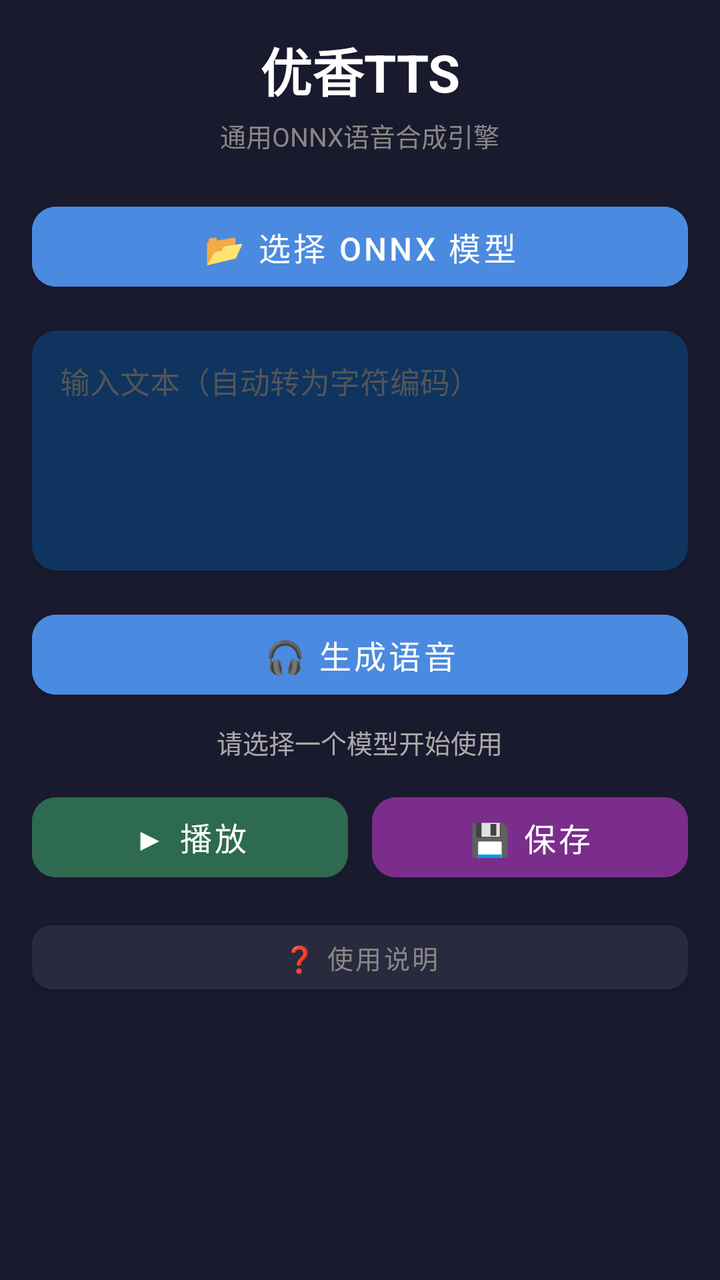
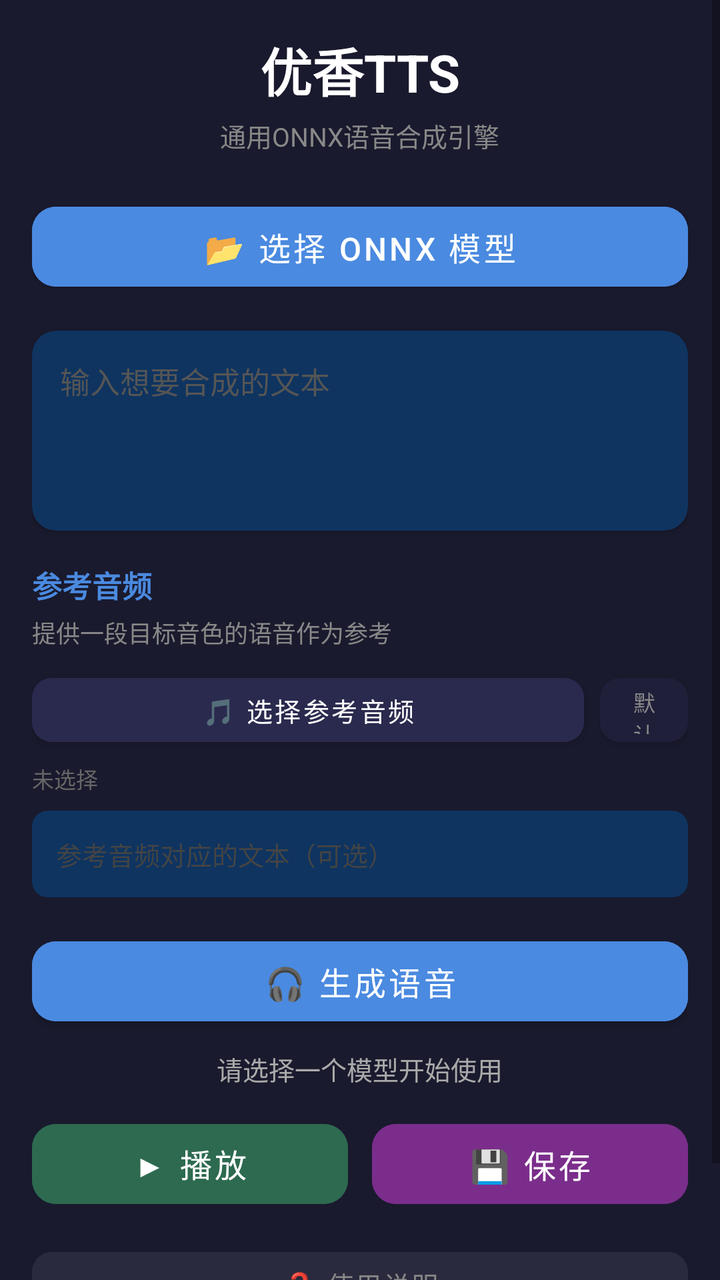

Compare the two renders of this Android layout. The source of the first and the diff that turns it into the second are given below.
<!-- AndroidManifest.xml: application theme Theme.YukaTTS -->
<!-- res/layout/activity_main.xml -->
<?xml version="1.0" encoding="utf-8"?>
<ScrollView xmlns:android="http://schemas.android.com/apk/res/android"
    xmlns:app="http://schemas.android.com/apk/res-auto"
    android:layout_width="match_parent"
    android:layout_height="match_parent"
    android:background="#1a1a2e">

    <LinearLayout
        android:layout_width="match_parent"
        android:layout_height="wrap_content"
        android:orientation="vertical"
        android:padding="16dp"
        android:gravity="center_horizontal">

        <TextView
            android:layout_width="wrap_content"
            android:layout_height="wrap_content"
            android:text="优香TTS"
            android:textColor="#ffffff"
            android:textSize="26sp"
            android:textStyle="bold"
            android:layout_marginBottom="4dp" />

        <TextView
            android:layout_width="wrap_content"
            android:layout_height="wrap_content"
            android:text="通用ONNX语音合成引擎"
            android:textColor="#888888"
            android:textSize="13sp"
            android:layout_marginBottom="20dp" />

        <com.google.android.material.button.MaterialButton
            android:id="@+id/btn_select_model"
            android:layout_width="match_parent"
            android:layout_height="52dp"
            android:text="📂 选择 ONNX 模型"
            android:textColor="#ffffff"
            android:backgroundTint="#4a8ae0"
            android:textSize="16sp"
            app:cornerRadius="12dp" />

        <TextView
            android:id="@+id/model_info"
            android:layout_width="match_parent"
            android:layout_height="wrap_content"
            android:visibility="gone"
            android:textColor="#aaaaaa"
            android:textSize="12sp"
            android:typeface="monospace"
            android:padding="12dp"
            android:layout_marginTop="12dp"
            android:background="#0f3460"
            android:gravity="start" />

        <ProgressBar
            android:id="@+id/progress_bar"
            android:layout_width="match_parent"
            android:layout_height="4dp"
            android:visibility="gone"
            style="?android:attr/progressBarStyleHorizontal"
            android:indeterminate="true"
            android:layout_marginTop="12dp" />

        <androidx.cardview.widget.CardView
            android:layout_width="match_parent"
            android:layout_height="wrap_content"
            android:layout_marginTop="16dp"
            app:cardCornerRadius="12dp"
            app:cardBackgroundColor="#0f3460">

            <EditText
                android:id="@+id/text_input"
                android:layout_width="match_parent"
                android:layout_height="120dp"
                android:gravity="top"
                android:padding="14dp"
                android:hint="输入文本（自动转为字符编码）"
                android:textColorHint="#555555"
                android:textColor="#ffffff"
                android:textSize="15sp"
                android:background="@null"
                android:inputType="textMultiLine"
                android:maxLength="500" />
        </androidx.cardview.widget.CardView>

        <LinearLayout
            android:id="@+id/tensor_inputs_container"
            android:layout_width="match_parent"
            android:layout_height="wrap_content"
            android:orientation="vertical"
            android:visibility="gone"
            android:layout_marginTop="16dp">

            <TextView
                android:layout_width="wrap_content"
                android:layout_height="wrap_content"
                android:text="张量输入"
                android:textColor="#4a8ae0"
                android:textSize="15sp"
                android:textStyle="bold"
                android:layout_marginBottom="4dp" />

            <TextView
                android:layout_width="wrap_content"
                android:layout_height="wrap_content"
                android:text="为每个输入填入逗号分隔的数值"
                android:textColor="#888888"
                android:textSize="12sp"
                android:layout_marginBottom="8dp" />

            <LinearLayout
                android:id="@+id/tensor_inputs_layout"
                android:layout_width="match_parent"
                android:layout_height="wrap_content"
                android:orientation="vertical" />
        </LinearLayout>

        <com.google.android.material.button.MaterialButton
            android:id="@+id/btn_generate"
            android:layout_width="match_parent"
            android:layout_height="52dp"
            android:text="🎧 生成语音"
            android:textColor="#ffffff"
            android:backgroundTint="#4a8ae0"
            android:textSize="16sp"
            app:cornerRadius="12dp"
            android:layout_marginTop="16dp" />

        <TextView
            android:id="@+id/status_text"
            android:layout_width="wrap_content"
            android:layout_height="wrap_content"
            android:text="请选择一个模型开始使用"
            android:textColor="#aaaaaa"
            android:textSize="13sp"
            android:layout_marginTop="8dp" />

        <LinearLayout
            android:layout_width="match_parent"
            android:layout_height="wrap_content"
            android:orientation="horizontal"
            android:gravity="center"
            android:layout_marginTop="12dp">
            <com.google.android.material.button.MaterialButton
                android:id="@+id/btn_play"
                android:layout_width="0dp"
                android:layout_height="52dp"
                android:layout_weight="1"
                android:text="▶ 播放"
                android:textSize="16sp"
                android:textColor="#ffffff"
                android:backgroundTint="#2d6a4f"
                android:enabled="false"
                android:layout_marginEnd="6dp"
                app:cornerRadius="12dp" />
            <com.google.android.material.button.MaterialButton
                android:id="@+id/btn_save"
                android:layout_width="0dp"
                android:layout_height="52dp"
                android:layout_weight="1"
                android:text="💾 保存"
                android:textSize="16sp"
                android:textColor="#ffffff"
                android:backgroundTint="#7b2d8b"
                android:enabled="false"
                android:layout_marginStart="6dp"
                app:cornerRadius="12dp" />
        </LinearLayout>

        <com.google.android.material.button.MaterialButton
            android:id="@+id/btn_params_help"
            android:layout_width="match_parent"
            android:layout_height="44dp"
            android:text="❓ 使用说明"
            android:textColor="#888888"
            android:backgroundTint="#2a2a3e"
            android:textSize="13sp"
            app:cornerRadius="10dp"
            android:layout_marginTop="12dp" />

    </LinearLayout>
</ScrollView>
<!-- resources referenced by this layout -->
<resources>
  <style name="Theme.YukaTTS" parent="Theme.MaterialComponents.DayNight.NoActionBar">
          <item name="colorPrimary">#4a8ae0</item>
          <item name="colorPrimaryVariant">#3468a0</item>
          <item name="colorOnPrimary">#ffffff</item>
          <item name="colorSecondary">#7b2d8b</item>
          <item name="android:statusBarColor">#1a1a2e</item>
          <item name="android:navigationBarColor">#1a1a2e</item>
      </style>
</resources>

<!-- the commit's change to res/layout/activity_main.xml (unified diff, before → after) -->
@@ -3,7 +3,8 @@
     xmlns:app="http://schemas.android.com/apk/res-auto"
     android:layout_width="match_parent"
     android:layout_height="match_parent"
-    android:background="#1a1a2e">
+    android:background="#1a1a2e"
+    android:fillViewport="true">
 
     <LinearLayout
         android:layout_width="match_parent"
@@ -12,6 +13,7 @@
         android:padding="16dp"
         android:gravity="center_horizontal">
 
+        
         <TextView
             android:layout_width="wrap_content"
             android:layout_height="wrap_content"
@@ -29,6 +31,7 @@
             android:textSize="13sp"
             android:layout_marginBottom="20dp" />
 
+        
         <com.google.android.material.button.MaterialButton
             android:id="@+id/btn_select_model"
             android:layout_width="match_parent"
@@ -59,8 +62,9 @@
             android:visibility="gone"
             style="?android:attr/progressBarStyleHorizontal"
             android:indeterminate="true"
-            android:layout_marginTop="12dp" />
-
+            android:layout_marginTop="8dp" />
+
+        
         <androidx.cardview.widget.CardView
             android:layout_width="match_parent"
             android:layout_height="wrap_content"
@@ -71,10 +75,10 @@
             <EditText
                 android:id="@+id/text_input"
                 android:layout_width="match_parent"
-                android:layout_height="120dp"
+                android:layout_height="100dp"
                 android:gravity="top"
                 android:padding="14dp"
-                android:hint="输入文本（自动转为字符编码）"
+                android:hint="输入想要合成的文本"
                 android:textColorHint="#555555"
                 android:textColor="#ffffff"
                 android:textSize="15sp"
@@ -83,18 +87,17 @@
                 android:maxLength="500" />
         </androidx.cardview.widget.CardView>
 
+        
         <LinearLayout
-            android:id="@+id/tensor_inputs_container"
             android:layout_width="match_parent"
             android:layout_height="wrap_content"
             android:orientation="vertical"
-            android:visibility="gone"
             android:layout_marginTop="16dp">
 
             <TextView
                 android:layout_width="wrap_content"
                 android:layout_height="wrap_content"
-                android:text="张量输入"
+                android:text="参考音频"
                 android:textColor="#4a8ae0"
                 android:textSize="15sp"
                 android:textStyle="bold"
@@ -103,18 +106,205 @@
             <TextView
                 android:layout_width="wrap_content"
                 android:layout_height="wrap_content"
-                android:text="为每个输入填入逗号分隔的数值"
+                android:text="提供一段目标音色的语音作为参考"
                 android:textColor="#888888"
                 android:textSize="12sp"
                 android:layout_marginBottom="8dp" />
 
             <LinearLayout
-                android:id="@+id/tensor_inputs_layout"
-                android:layout_width="match_parent"
-                android:layout_height="wrap_content"
-                android:orientation="vertical" />
+                android:layout_width="match_parent"
+                android:layout_height="wrap_content"
+                android:orientation="horizontal"
+                android:gravity="center_vertical">
+
+                <com.google.android.material.button.MaterialButton
+                    android:id="@+id/btn_ref_audio"
+                    android:layout_width="0dp"
+                    android:layout_height="44dp"
+                    android:layout_weight="1"
+                    android:text="🎵 选择参考音频"
+                    android:textColor="#ffffff"
+                    android:backgroundTint="#2a2a4e"
+                    android:textSize="13sp"
+                    app:cornerRadius="10dp" />
+
+                <com.google.android.material.button.MaterialButton
+                    android:id="@+id/btn_ref_default"
+                    android:layout_width="44dp"
+                    android:layout_height="44dp"
+                    android:text="默认"
+                    android:textColor="#888888"
+                    android:backgroundTint="#1f1f3a"
+                    android:textSize="11sp"
+                    app:cornerRadius="10dp"
+                    android:layout_marginStart="8dp" />
+            </LinearLayout>
+
+            <TextView
+                android:id="@+id/ref_audio_name"
+                android:layout_width="wrap_content"
+                android:layout_height="wrap_content"
+                android:text="未选择"
+                android:textColor="#666666"
+                android:textSize="11sp"
+                android:layout_marginTop="4dp" />
+
+            
+            <EditText
+                android:id="@+id/ref_text_input"
+                android:layout_width="match_parent"
+                android:layout_height="wrap_content"
+                android:layout_marginTop="8dp"
+                android:padding="12dp"
+                android:hint="参考音频对应的文本（可选）"
+                android:textColorHint="#444444"
+                android:textColor="#aaaaaa"
+                android:textSize="13sp"
+                android:background="@drawable/edit_bg"
+                android:inputType="textMultiLine"
+                android:maxLines="2"
+                android:minHeight="40dp" />
         </LinearLayout>
 
+        
+        <LinearLayout
+            android:layout_width="match_parent"
+            android:layout_height="wrap_content"
+            android:orientation="vertical"
+            android:layout_marginTop="16dp"
+            android:visibility="gone"
+            android:id="@+id/params_container">
+
+            <LinearLayout
+                android:layout_width="match_parent"
+                android:layout_height="wrap_content"
+                android:orientation="horizontal"
+                android:gravity="center_vertical">
+
+                <TextView
+                    android:layout_width="0dp"
+                    android:layout_height="wrap_content"
+                    android:layout_weight="1"
+                    android:text="推理参数"
+                    android:textColor="#4a8ae0"
+                    android:textSize="15sp"
+                    android:textStyle="bold" />
+
+                <com.google.android.material.button.MaterialButton
+                    android:id="@+id/btn_reset_params"
+                    android:layout_width="48dp"
+                    android:layout_height="32dp"
+                    android:text="重置"
+                    android:textColor="#888888"
+                    android:backgroundTint="#2a2a3e"
+                    android:textSize="11sp"
+                    app:cornerRadius="8dp" />
+            </LinearLayout>
+
+            
+            <TextView
+                android:layout_width="wrap_content"
+                android:layout_height="wrap_content"
+                android:text="语速"
+                android:textColor="#cccccc"
+                android:textSize="13sp"
+                android:layout_marginTop="12dp" />
+
+            <LinearLayout
+                android:layout_width="match_parent"
+                android:layout_height="wrap_content"
+                android:orientation="horizontal"
+                android:gravity="center_vertical">
+
+                <SeekBar
+                    android:id="@+id/speed_seekbar"
+                    android:layout_width="0dp"
+                    android:layout_height="30dp"
+                    android:layout_weight="1"
+                    android:max="100"
+                    android:progress="50"
+                    android:thumbTint="#4a8ae0" />
+
+                <TextView
+                    android:id="@+id/speed_value"
+                    android:layout_width="40dp"
+                    android:layout_height="wrap_content"
+                    android:text="1.0"
+                    android:textColor="#ffffff"
+                    android:textSize="13sp"
+                    android:gravity="end" />
+            </LinearLayout>
+
+            
+            <TextView
+                android:layout_width="wrap_content"
+                android:layout_height="wrap_content"
+                android:text="top_k"
+                android:textColor="#cccccc"
+                android:textSize="13sp"
+                android:layout_marginTop="8dp" />
+
+            <LinearLayout
+                android:layout_width="match_parent"
+                android:layout_height="wrap_content"
+                android:orientation="horizontal"
+                android:gravity="center_vertical">
+
+                <SeekBar
+                    android:id="@+id/topk_seekbar"
+                    android:layout_width="0dp"
+                    android:layout_height="30dp"
+                    android:layout_weight="1"
+                    android:max="100"
+                    android:progress="15"
+                    android:thumbTint="#4a8ae0" />
+
+                <TextView
+                    android:id="@+id/topk_value"
+                    android:layout_width="40dp"
+                    android:layout_height="wrap_content"
+                    android:text="15"
+                    android:textColor="#ffffff"
+                    android:textSize="13sp"
+                    android:gravity="end" />
+            </LinearLayout>
+
+            
+            <TextView
+                android:layout_width="wrap_content"
+                android:layout_height="wrap_content"
+                android:text="随机度"
+                android:textColor="#cccccc"
+                android:textSize="13sp"
+                android:layout_marginTop="8dp" />
+
+            <LinearLayout
+                android:layout_width="match_parent"
+                android:layout_height="wrap_content"
+                android:orientation="horizontal"
+                android:gravity="center_vertical">
+
+                <SeekBar
+                    android:id="@+id/temp_seekbar"
+                    android:layout_width="0dp"
+                    android:layout_height="30dp"
+                    android:layout_weight="1"
+                    android:max="100"
+                    android:progress="80"
+                    android:thumbTint="#4a8ae0" />
+
+                <TextView
+                    android:id="@+id/temp_value"
+                    android:layout_width="40dp"
+                    android:layout_height="wrap_content"
+                    android:text="0.8"
+                    android:textColor="#ffffff"
+                    android:textSize="13sp"
+                    android:gravity="end" />
+            </LinearLayout>
+        </LinearLayout>
+
+        
         <com.google.android.material.button.MaterialButton
             android:id="@+id/btn_generate"
             android:layout_width="match_parent"
@@ -126,6 +316,7 @@
             app:cornerRadius="12dp"
             android:layout_marginTop="16dp" />
 
+        
         <TextView
             android:id="@+id/status_text"
             android:layout_width="wrap_content"
@@ -135,6 +326,7 @@
             android:textSize="13sp"
             android:layout_marginTop="8dp" />
 
+        
         <LinearLayout
             android:layout_width="match_parent"
             android:layout_height="wrap_content"
@@ -167,6 +359,7 @@
                 app:cornerRadius="12dp" />
         </LinearLayout>
 
+        
         <com.google.android.material.button.MaterialButton
             android:id="@+id/btn_params_help"
             android:layout_width="match_parent"
@@ -176,7 +369,8 @@
             android:backgroundTint="#2a2a3e"
             android:textSize="13sp"
             app:cornerRadius="10dp"
-            android:layout_marginTop="12dp" />
+            android:layout_marginTop="12dp"
+            android:layout_marginBottom="24dp" />
 
     </LinearLayout>
 </ScrollView>
<!-- resource entries referenced after the edit -->
@@ -1,5 +1,13 @@
 <!-- resources referenced by this layout -->
 <resources>
+  <!-- drawable edit_bg (drawable) -->
+  <?xml version="1.0" encoding="utf-8"?>
+  <shape xmlns:android="http://schemas.android.com/apk/res/android"
+      android:shape="rectangle">
+      <solid android:color="#0f3460" />
+      <corners android:radius="8dp" />
+      <padding android:left="12dp" android:right="12dp" android:top="10dp" android:bottom="10dp" />
+  </shape>
   <style name="Theme.YukaTTS" parent="Theme.MaterialComponents.DayNight.NoActionBar">
           <item name="colorPrimary">#4a8ae0</item>
           <item name="colorPrimaryVariant">#3468a0</item>
